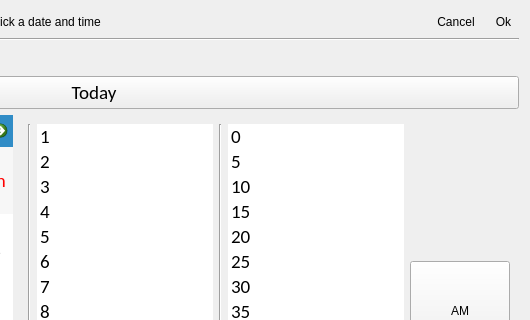
Above: src/roam/ui/ui_datatimerpicker.ui from roam-qgis/Roam before the change; both pictures show x 342 to 872 and y 0 to 320 of the 872 by 624 pixel window. Below: the same form after it.
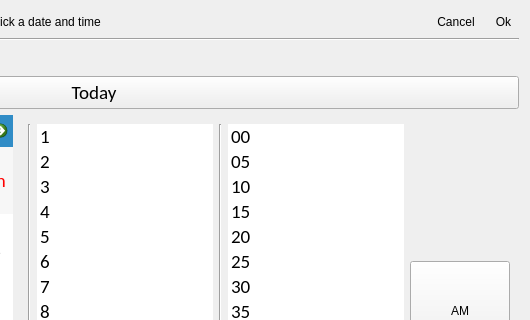
That is the form after the change. Icons and pictures are not drawn.

Commit message: Fix #173 - Fix date time display in widget

The edit to the form file:
```diff
--- a/src/roam/ui/ui_datatimerpicker.ui
+++ b/src/roam/ui/ui_datatimerpicker.ui
@@ -250,12 +250,12 @@
         </property>
         <item>
          <property name="text">
-          <string>0</string>
+          <string>00</string>
          </property>
         </item>
         <item>
          <property name="text">
-          <string>5</string>
+          <string>05</string>
          </property>
         </item>
         <item>
```
The commit also changes 1 other file.
